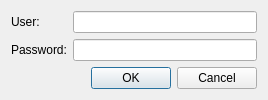
First picture: the form in qgiscloud/ui_login.ui, repository qgiscloud/qgis-cloud-plugin, before the edit.
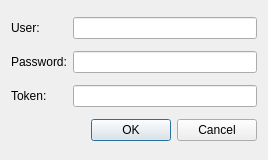
Second picture: the form after the edit.

Commit message: add token based authentication if enabled in API

```diff
--- a/qgiscloud/ui_login.ui
+++ b/qgiscloud/ui_login.ui
@@ -7,23 +7,13 @@
     <x>0</x>
     <y>0</y>
     <width>268</width>
-    <height>95</height>
+    <height>160</height>
    </rect>
   </property>
   <property name="windowTitle">
    <string>Login</string>
   </property>
   <layout class="QGridLayout" name="gridLayout">
-   <item row="0" column="0">
-    <widget class="QLabel" name="label_5">
-     <property name="text">
-      <string>User:</string>
-     </property>
-     <property name="buddy">
-      <cstring>editUser</cstring>
-     </property>
-    </widget>
-   </item>
    <item row="0" column="1">
     <widget class="QLineEdit" name="editUser">
      <property name="enabled">
@@ -63,7 +53,37 @@
      </property>
     </widget>
    </item>
-   <item row="2" column="0" colspan="2">
+   <item row="2" column="1">
+    <widget class="QLineEdit" name="editToken">
+     <property name="enabled">
+      <bool>true</bool>
+     </property>
+     <property name="echoMode">
+      <enum>QLineEdit::Password</enum>
+     </property>
+    </widget>
+   </item>
+   <item row="2" column="0">
+    <widget class="QLabel" name="labelToken">
+     <property name="enabled">
+      <bool>true</bool>
+     </property>
+     <property name="text">
+      <string>Token:</string>
+     </property>
+    </widget>
+   </item>
+   <item row="0" column="0">
+    <widget class="QLabel" name="labelUser">
+     <property name="text">
+      <string>User:</string>
+     </property>
+     <property name="buddy">
+      <cstring>editUser</cstring>
+     </property>
+    </widget>
+   </item>
+   <item row="3" column="0" colspan="2">
     <widget class="QDialogButtonBox" name="buttonBox">
      <property name="orientation">
       <enum>Qt::Horizontal</enum>
```
Left out of the diff: 2 changed lines with no effect on the pictures. The commit also changes 6 other files.
